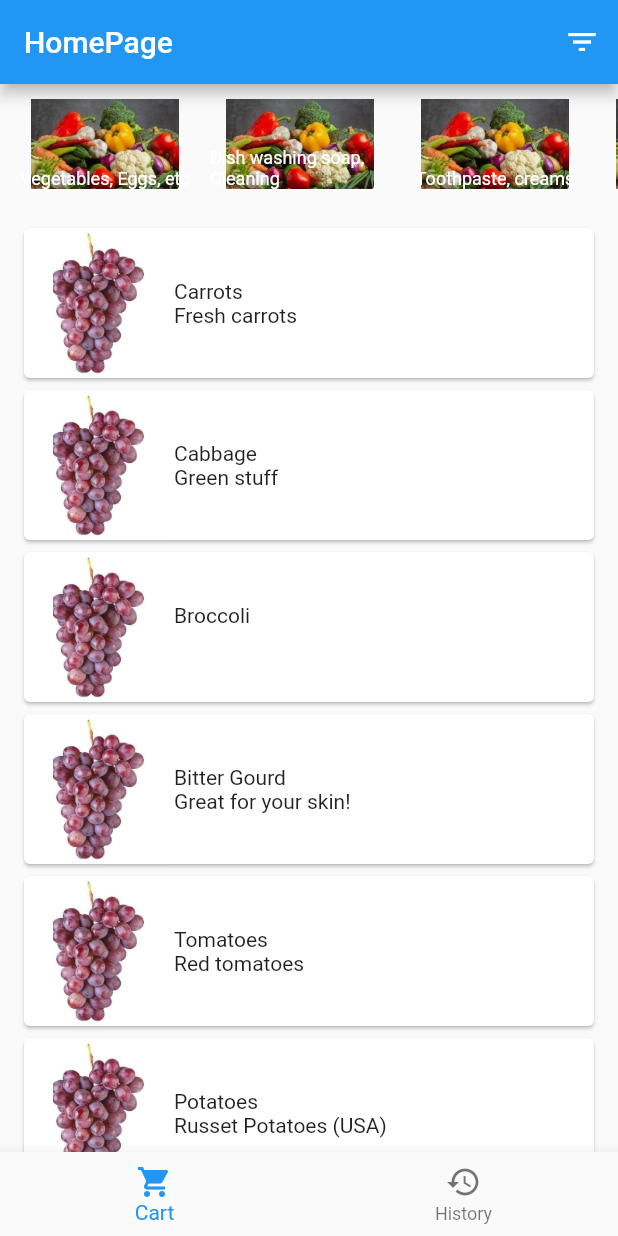
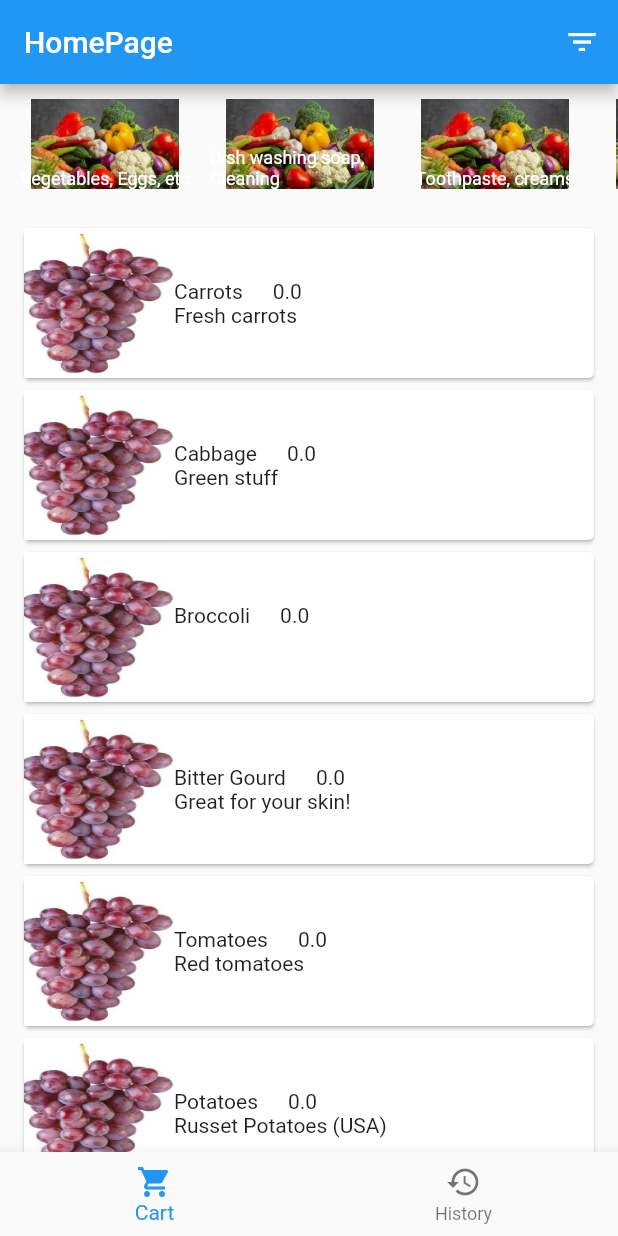
Before and after one commit to vipullal-github/MyShoppingCart, a Flutter app: the screen it shows after launch, on a phone screen of 412 x 824 dp. Run offline on Flutter 3.47's test engine with Material 2 defaults, Android fonts, the phone set to English and light mode, and no system bars.

Commit message:
Interim checkin

```diff
--- a/lib/presentation/components/shopping_item_card.dart
+++ b/lib/presentation/components/shopping_item_card.dart
@@ -5,6 +5,8 @@ import '../../domain/model/cart_item.dart';
 class ShoppingItemCard extends StatelessWidget {
   final CartItem cartItem;
   const ShoppingItemCard({super.key, required this.cartItem});
+
+  void _updateQuantity(String value) {}
 
   @override
   Widget build(BuildContext context) {
@@ -16,16 +18,37 @@ class ShoppingItemCard extends StatelessWidget {
           SizedBox(
             width: 100,
             height: 100,
-            child: Image.asset("assets/images/product_images/grapes.jpeg"),
+            child: Image.asset("assets/images/product_images/grapes.jpeg",
+                fit: BoxFit.fill),
           ),
           Column(
             crossAxisAlignment: CrossAxisAlignment.start,
+            //mainAxisAlignment: MainAxisAlignment.center,
             children: [
-              Text(
-                cartItem.itemName,
-                style: tsHeading,
+              Row(
+                mainAxisSize: MainAxisSize.max,
+                mainAxisAlignment: MainAxisAlignment.end,
+                children: [
+                  Text(
+                    cartItem.itemName,
+                    style: tsHeading,
+                  ),
+                  const SizedBox(width: 20),
+                  Text(
+                    cartItem.onOrder.toString(),
+                  )
+                ],
               ),
-              Text(cartItem.description)
+              // TextField(
+              //   maxLines: 1,
+              //   maxLength: 5,
+              //   onChanged: (String value) => _updateQuantity(value),
+              //   decoration: const InputDecoration(
+              //     border: OutlineInputBorder(),
+              //     labelText: 'Qty',
+              //   ),
+              // ),
+              Text(cartItem.description),
             ],
           ),
         ],
--- a/lib/presentation/home_page/tabs/shopping/shopping_cart_tab.dart
+++ b/lib/presentation/home_page/tabs/shopping/shopping_cart_tab.dart
@@ -33,7 +33,6 @@ class _ShoppingCartTabState extends State<ShoppingCartTab> {
       );
     } else {
       return ListView.builder(
-        shrinkWrap: true,
         itemCount: items.length,
         padding: const EdgeInsets.all(12.0),
         itemBuilder: (BuildContext context, int index) {
```
